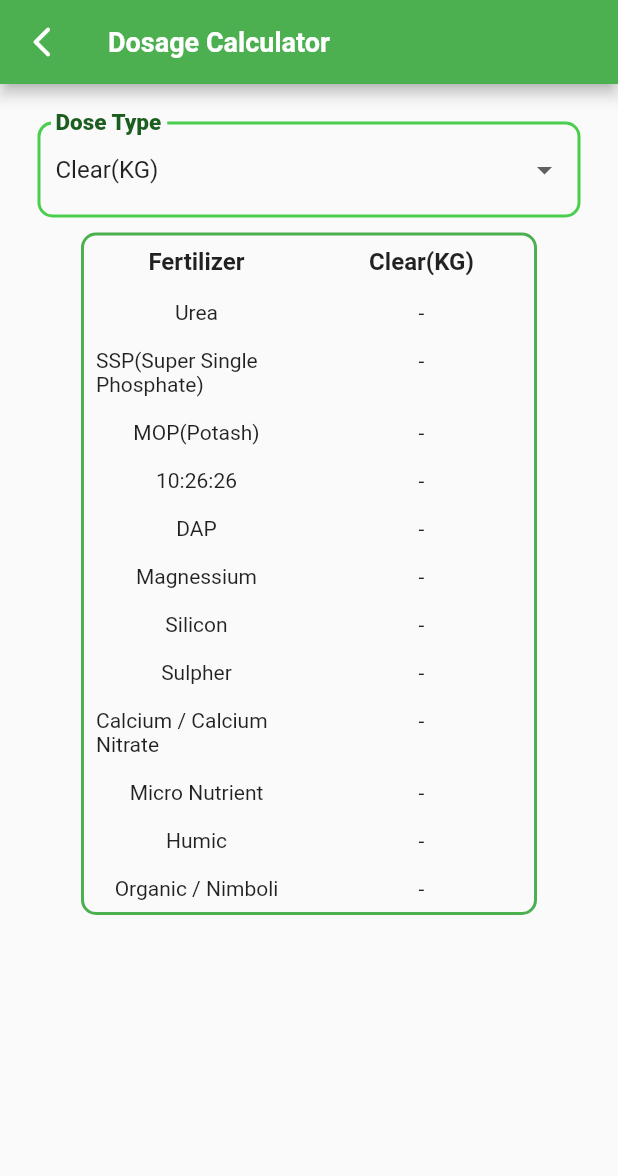
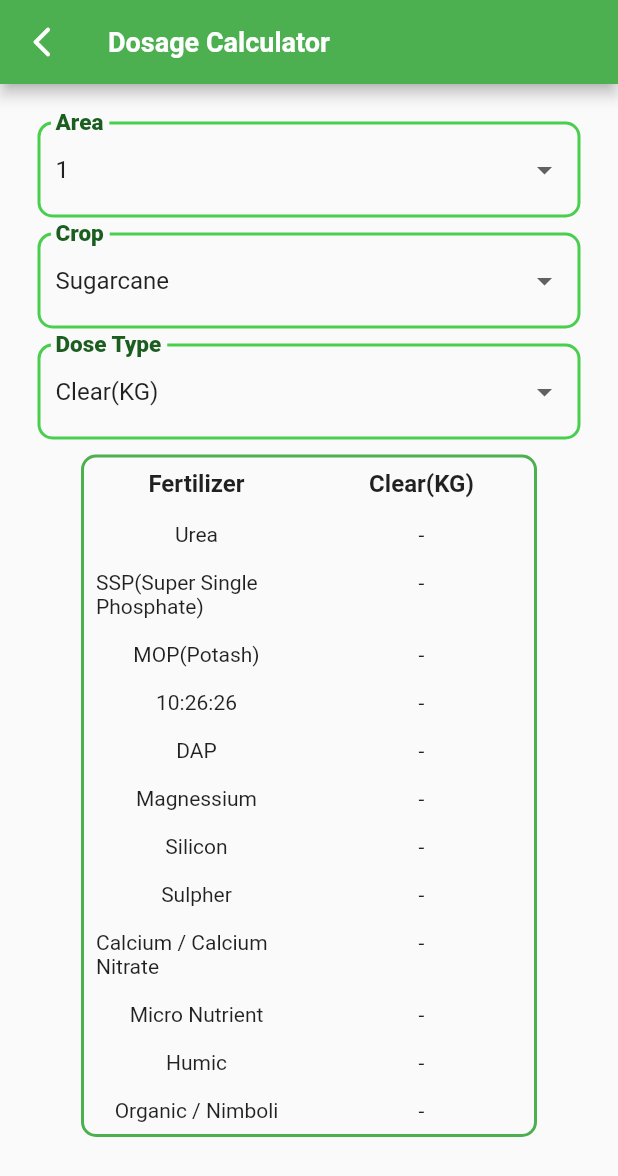
Before and after one commit to vivekjutture/Dharati, a Flutter app: the DosageCalculator screen opened directly, on a phone screen of 412 x 824 dp. Shown: the top 1176 px of the screen. Run offline on Flutter 3.47's test engine with Material 2 defaults, Android fonts, the phone set to English and light mode, and no system bars; our stand-ins replace cloud_firestore, firebase_auth, firebase_core, get, intl_phone_field, pinput; accounts and stored records are empty.

Commit message:
Area & Crop dropdown added by Apurva

```diff
--- a/lib/screens/dosageCalculator.dart
+++ b/lib/screens/dosageCalculator.dart
@@ -10,6 +10,53 @@ class DosageCalculator extends StatefulWidget {
 
 class _DosageCalculatorState extends State<DosageCalculator> {
   final _formKey = GlobalKey<FormState>();
+  final area = [
+    "1",
+    "2",
+    "3",
+    "4",
+    "5",
+    "6",
+    "7",
+    "8",
+    "9",
+    "10",
+    "11",
+    "12",
+    "13",
+    "14",
+    "15",
+    "16",
+    "17",
+    "18",
+    "19",
+    "20",
+    "21",
+    "22",
+    "23",
+    "24",
+    "25",
+    "26",
+    "27",
+    "28",
+    "29",
+    "30",
+    "31",
+    "32",
+    "33",
+    "34",
+    "35",
+    "36",
+    "37",
+    "38",
+    "39",
+    "40"
+  ];
+  String? selectedArea = "1";
+
+  final Crop = ["Sugarcane"];
+  String? selectedCrop = "Sugarcane";
+
   final doseType = ["Clear(KG)", "10:26:26(KG)", "DAP(KG)"];
   String? selectedDoseType = "Clear(KG)";
 
@@ -44,6 +91,90 @@ class _DosageCalculatorState extends State<DosageCalculator> {
             child: Column(
               mainAxisAlignment: MainAxisAlignment.spaceEvenly,
               children: [
+                ButtonTheme(
+                  alignedDropdown: true,
+                  child: DropdownButtonFormField(
+                    decoration: InputDecoration(
+                      labelText: "Area",
+                      labelStyle: TextStyle(
+                        fontSize: 20,
+                        fontWeight: FontWeight.w900,
+                        color: Colors.green.shade900,
+                      ),
+                      border: OutlineInputBorder(
+                        borderRadius: BorderRadius.circular(10),
+                      ),
+                      enabledBorder: OutlineInputBorder(
+                        borderRadius: BorderRadius.circular(10),
+                        borderSide: BorderSide(
+                            color: Color.fromARGB(255, 73, 206, 78), width: 2),
+                      ),
+                    ),
+                    borderRadius: BorderRadius.circular(10),
+                    menuMaxHeight: 250,
+                    hint: Text("Select Area"),
+                    value: selectedArea,
+                    items: area
+                        .map((e) => DropdownMenuItem(
+                              child: Text(e),
+                              value: e,
+                            ))
+                        .toList(),
+                    onChanged: (value) => setState(() {
+                      selectedArea = value;
+                    }),
+                    onSaved: ((newValue) => setState(() {
+                          selectedArea = newValue;
+                        })),
+                    validator: (value) =>
+                        value == null ? "Please Select area" : null,
+                  ),
+                ),
+                SizedBox(
+                  height: 10,
+                  width: 10,
+                ),
+                ButtonTheme(
+                  alignedDropdown: true,
+                  child: DropdownButtonFormField(
+                    decoration: InputDecoration(
+                      labelText: "Crop",
+                      labelStyle: TextStyle(
+                        fontSize: 20,
+                        fontWeight: FontWeight.w900,
+                        color: Colors.green.shade900,
+                      ),
+                      border: OutlineInputBorder(
+                        borderRadius: BorderRadius.circular(10),
+                      ),
+                      enabledBorder: OutlineInputBorder(
+                        borderRadius: BorderRadius.circular(10),
+                        borderSide: BorderSide(
+                            color: Color.fromARGB(255, 73, 206, 78), width: 2),
+                      ),
+                    ),
+                    borderRadius: BorderRadius.circular(10),
+                    menuMaxHeight: 250,
+                    hint: Text("Select Crop"),
+                    value: selectedCrop,
+                    items: Crop.map((e) => DropdownMenuItem(
+                          child: Text(e),
+                          value: e,
+                        )).toList(),
+                    onChanged: (value) => setState(() {
+                      selectedCrop = value;
+                    }),
+                    onSaved: ((newValue) => setState(() {
+                          selectedCrop = newValue;
+                        })),
+                    validator: (value) =>
+                        value == null ? "Please Select Crop" : null,
+                  ),
+                ),
+                SizedBox(
+                  height: 10,
+                  width: 10,
+                ),
                 ButtonTheme(
                   alignedDropdown: true,
                   child: DropdownButtonFormField(
```
